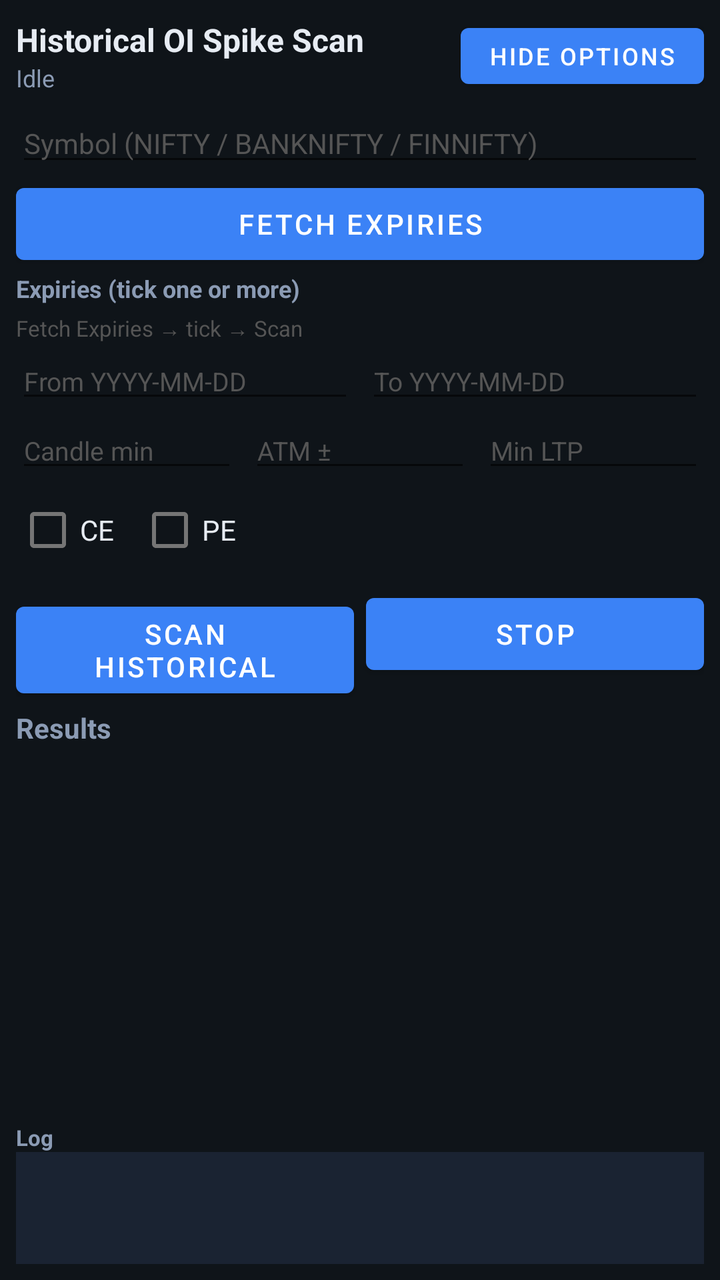
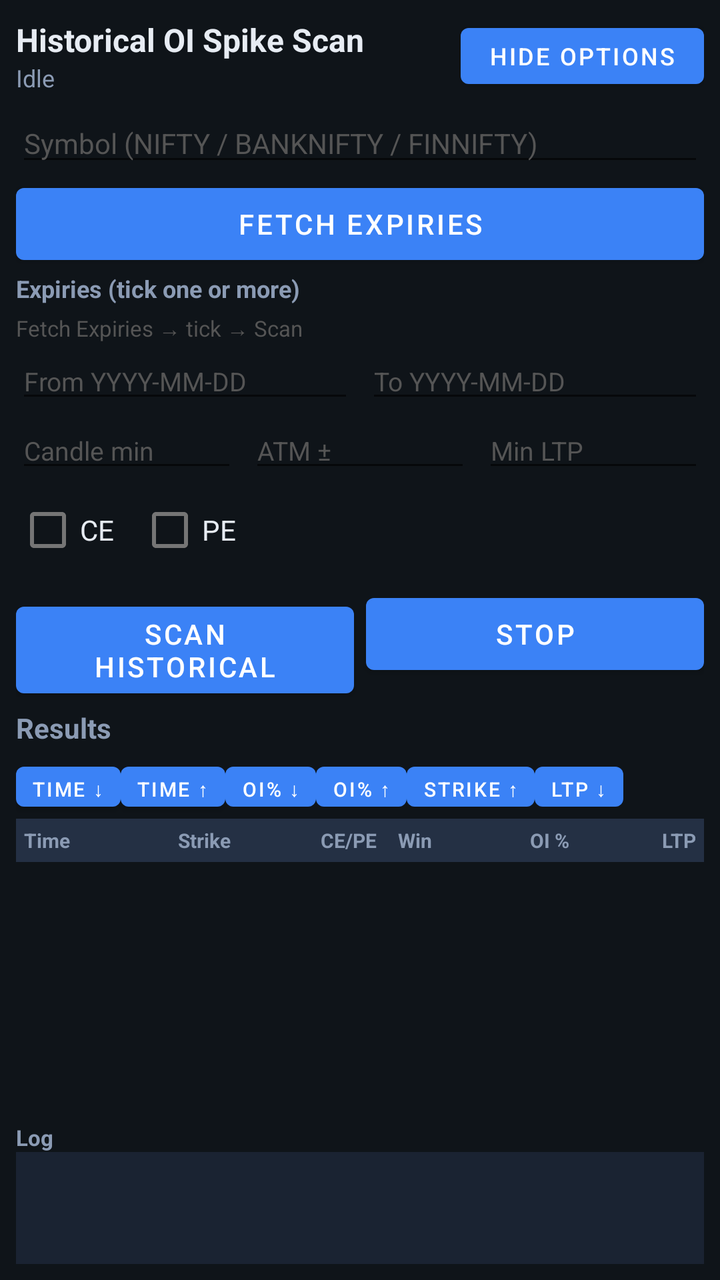

Screens rendered from an Android XML layout before and after an edit, with the pre-edit source and the edit as a unified diff.
<!-- AndroidManifest.xml: application theme Theme.OISpikeDetector -->
<!-- res/layout/activity_historical.xml -->
<?xml version="1.0" encoding="utf-8"?>
<LinearLayout xmlns:android="http://schemas.android.com/apk/res/android"
    android:layout_width="match_parent"
    android:layout_height="match_parent"
    android:orientation="vertical"
    android:padding="8dp"
    android:background="#0F1419">

    
    <LinearLayout
        android:layout_width="match_parent"
        android:layout_height="wrap_content"
        android:orientation="horizontal"
        android:gravity="center_vertical">
        <LinearLayout
            android:layout_width="0dp"
            android:layout_height="wrap_content"
            android:layout_weight="1"
            android:orientation="vertical">
            <TextView
                android:layout_width="match_parent"
                android:layout_height="wrap_content"
                android:text="Historical OI Spike Scan"
                android:textColor="#E7ECF3"
                android:textSize="16sp"
                android:textStyle="bold" />
            <TextView
                android:id="@+id/histStatus"
                android:layout_width="match_parent"
                android:layout_height="wrap_content"
                android:text="Idle"
                android:textColor="#8B9BB4"
                android:textSize="12sp" />
        </LinearLayout>
        <Button
            android:id="@+id/btnToggleFilters"
            android:layout_width="wrap_content"
            android:layout_height="40dp"
            android:minWidth="0dp"
            android:paddingLeft="14dp"
            android:paddingRight="14dp"
            android:text="Hide options"
            android:textSize="12sp" />
    </LinearLayout>

    
    <ScrollView
        android:id="@+id/histFiltersPanel"
        android:layout_width="match_parent"
        android:layout_height="wrap_content"
        android:layout_marginTop="4dp"
        android:maxHeight="280dp">
        <LinearLayout
            android:layout_width="match_parent"
            android:layout_height="wrap_content"
            android:orientation="vertical">

            <EditText
                android:id="@+id/histSymbol"
                android:layout_width="match_parent"
                android:layout_height="wrap_content"
                android:hint="Symbol (NIFTY / BANKNIFTY / FINNIFTY)"
                android:textColor="#E7ECF3"
                android:textColorHint="#555"
                android:inputType="textCapCharacters"
                android:textSize="14sp" />

            <Button
                android:id="@+id/btnFetchExpiries"
                android:layout_width="match_parent"
                android:layout_height="wrap_content"
                android:text="Fetch Expiries" />

            <TextView
                android:layout_width="match_parent"
                android:layout_height="wrap_content"
                android:text="Expiries (tick one or more)"
                android:textColor="#8B9BB4"
                android:textStyle="bold"
                android:textSize="12sp" />

            <HorizontalScrollView
                android:layout_width="match_parent"
                android:layout_height="wrap_content">
                <LinearLayout
                    android:id="@+id/histExpiryBox"
                    android:layout_width="wrap_content"
                    android:layout_height="wrap_content"
                    android:orientation="horizontal"
                    android:padding="2dp" />
            </HorizontalScrollView>

            <TextView
                android:id="@+id/histExpiryHint"
                android:layout_width="match_parent"
                android:layout_height="wrap_content"
                android:text="Fetch Expiries → tick → Scan"
                android:textColor="#555"
                android:textSize="11sp" />

            <LinearLayout
                android:layout_width="match_parent"
                android:layout_height="wrap_content"
                android:orientation="horizontal">
                <EditText
                    android:id="@+id/histFrom"
                    android:layout_width="0dp"
                    android:layout_height="wrap_content"
                    android:layout_weight="1"
                    android:hint="From YYYY-MM-DD"
                    android:textColor="#E7ECF3"
                    android:textColorHint="#555"
                    android:textSize="13sp" />
                <EditText
                    android:id="@+id/histTo"
                    android:layout_width="0dp"
                    android:layout_height="wrap_content"
                    android:layout_weight="1"
                    android:layout_marginStart="6dp"
                    android:hint="To YYYY-MM-DD"
                    android:textColor="#E7ECF3"
                    android:textColorHint="#555"
                    android:textSize="13sp" />
            </LinearLayout>

            <LinearLayout
                android:layout_width="match_parent"
                android:layout_height="wrap_content"
                android:orientation="horizontal">
                <EditText
                    android:id="@+id/histInterval"
                    android:layout_width="0dp"
                    android:layout_height="wrap_content"
                    android:layout_weight="1"
                    android:hint="Candle min"
                    android:inputType="number"
                    android:textColor="#E7ECF3"
                    android:textColorHint="#555"
                    android:textSize="13sp" />
                <EditText
                    android:id="@+id/histAtm"
                    android:layout_width="0dp"
                    android:layout_height="wrap_content"
                    android:layout_weight="1"
                    android:layout_marginStart="6dp"
                    android:hint="ATM ±"
                    android:inputType="number"
                    android:textColor="#E7ECF3"
                    android:textColorHint="#555"
                    android:textSize="13sp" />
                <EditText
                    android:id="@+id/histMinLtp"
                    android:layout_width="0dp"
                    android:layout_height="wrap_content"
                    android:layout_weight="1"
                    android:layout_marginStart="6dp"
                    android:hint="Min LTP"
                    android:inputType="numberDecimal"
                    android:textColor="#E7ECF3"
                    android:textColorHint="#555"
                    android:textSize="13sp" />
            </LinearLayout>

            <LinearLayout
                android:layout_width="match_parent"
                android:layout_height="wrap_content"
                android:orientation="horizontal"
                android:gravity="center_vertical">
                <CheckBox
                    android:id="@+id/histCe"
                    android:layout_width="wrap_content"
                    android:layout_height="wrap_content"
                    android:text="CE"
                    android:textColor="#E7ECF3" />
                <CheckBox
                    android:id="@+id/histPe"
                    android:layout_width="wrap_content"
                    android:layout_height="wrap_content"
                    android:layout_marginStart="12dp"
                    android:text="PE"
                    android:textColor="#E7ECF3" />
            </LinearLayout>
        </LinearLayout>
    </ScrollView>

    <LinearLayout
        android:layout_width="match_parent"
        android:layout_height="wrap_content"
        android:orientation="horizontal"
        android:layout_marginTop="4dp">
        <Button
            android:id="@+id/btnHistScan"
            android:layout_width="0dp"
            android:layout_height="wrap_content"
            android:layout_weight="1"
            android:text="Scan Historical" />
        <Button
            android:id="@+id/btnHistStop"
            android:layout_width="0dp"
            android:layout_height="wrap_content"
            android:layout_marginStart="6dp"
            android:layout_weight="1"
            android:text="Stop" />
    </LinearLayout>

    <TextView
        android:layout_width="match_parent"
        android:layout_height="wrap_content"
        android:layout_marginTop="6dp"
        android:text="Results"
        android:textColor="#8B9BB4"
        android:textStyle="bold" />

    
    <androidx.recyclerview.widget.RecyclerView
        android:id="@+id/histList"
        android:layout_width="match_parent"
        android:layout_height="0dp"
        android:layout_weight="1"
        android:layout_marginTop="2dp"
        android:clipToPadding="false" />

    <TextView
        android:id="@+id/histLogLabel"
        android:layout_width="match_parent"
        android:layout_height="wrap_content"
        android:text="Log"
        android:textColor="#8B9BB4"
        android:textStyle="bold"
        android:textSize="11sp" />

    <ScrollView
        android:id="@+id/histLogScroll"
        android:layout_width="match_parent"
        android:layout_height="56dp"
        android:background="#1A2332">
        <TextView
            android:id="@+id/histLog"
            android:layout_width="match_parent"
            android:layout_height="wrap_content"
            android:fontFamily="monospace"
            android:padding="4dp"
            android:textColor="#8B9BB4"
            android:textSize="10sp" />
    </ScrollView>
</LinearLayout>
<!-- resources referenced by this layout -->
<resources>
  <style name="Theme.OISpikeDetector" parent="Theme.MaterialComponents.DayNight.DarkActionBar">
          <item name="colorPrimary">#3B82F6</item>
          <item name="colorPrimaryVariant">#1D4ED8</item>
          <item name="colorOnPrimary">#FFFFFF</item>
          <item name="android:statusBarColor">#0F1419</item>
          <item name="android:windowBackground">#0F1419</item>
      </style>
</resources>

<!-- the commit's change to res/layout/activity_historical.xml (unified diff, before → after) -->
@@ -212,6 +212,54 @@
         android:textStyle="bold" />
 
     
+    <HorizontalScrollView
+        android:layout_width="match_parent"
+        android:layout_height="wrap_content"
+        android:layout_marginTop="4dp"
+        android:scrollbars="none">
+        <LinearLayout
+            android:layout_width="wrap_content"
+            android:layout_height="wrap_content"
+            android:orientation="horizontal">
+            <Button android:id="@+id/btnHistSortTimeDesc" android:layout_width="wrap_content"
+                android:layout_height="32dp" android:textSize="10sp" android:text="Time ↓" android:minWidth="0dp" android:paddingLeft="8dp" android:paddingRight="8dp" />
+            <Button android:id="@+id/btnHistSortTimeAsc" android:layout_width="wrap_content"
+                android:layout_height="32dp" android:textSize="10sp" android:text="Time ↑" android:minWidth="0dp" android:paddingLeft="8dp" android:paddingRight="8dp" />
+            <Button android:id="@+id/btnHistSortOiDesc" android:layout_width="wrap_content"
+                android:layout_height="32dp" android:textSize="10sp" android:text="OI% ↓" android:minWidth="0dp" android:paddingLeft="8dp" android:paddingRight="8dp" />
+            <Button android:id="@+id/btnHistSortOiAsc" android:layout_width="wrap_content"
+                android:layout_height="32dp" android:textSize="10sp" android:text="OI% ↑" android:minWidth="0dp" android:paddingLeft="8dp" android:paddingRight="8dp" />
+            <Button android:id="@+id/btnHistSortStrikeAsc" android:layout_width="wrap_content"
+                android:layout_height="32dp" android:textSize="10sp" android:text="Strike ↑" android:minWidth="0dp" android:paddingLeft="8dp" android:paddingRight="8dp" />
+            <Button android:id="@+id/btnHistSortLtpDesc" android:layout_width="wrap_content"
+                android:layout_height="32dp" android:textSize="10sp" android:text="LTP ↓" android:minWidth="0dp" android:paddingLeft="8dp" android:paddingRight="8dp" />
+        </LinearLayout>
+    </HorizontalScrollView>
+
+    <LinearLayout
+        android:layout_width="match_parent"
+        android:layout_height="wrap_content"
+        android:orientation="horizontal"
+        android:paddingTop="4dp"
+        android:paddingBottom="4dp"
+        android:paddingLeft="4dp"
+        android:paddingRight="4dp"
+        android:background="#243044">
+        <TextView android:layout_width="0dp" android:layout_height="wrap_content" android:layout_weight="1.1"
+            android:text="Time" android:textColor="#8B9BB4" android:textSize="10sp" android:textStyle="bold" />
+        <TextView android:layout_width="0dp" android:layout_height="wrap_content" android:layout_weight="1.0"
+            android:text="Strike" android:textColor="#8B9BB4" android:textSize="10sp" android:textStyle="bold" />
+        <TextView android:layout_width="0dp" android:layout_height="wrap_content" android:layout_weight="0.45"
+            android:text="CE/PE" android:textColor="#8B9BB4" android:textSize="10sp" android:textStyle="bold" android:gravity="center" />
+        <TextView android:layout_width="0dp" android:layout_height="wrap_content" android:layout_weight="0.5"
+            android:text="Win" android:textColor="#8B9BB4" android:textSize="10sp" android:textStyle="bold" android:gravity="center" />
+        <TextView android:layout_width="0dp" android:layout_height="wrap_content" android:layout_weight="0.85"
+            android:text="OI %" android:textColor="#8B9BB4" android:textSize="10sp" android:textStyle="bold" android:gravity="end" />
+        <TextView android:layout_width="0dp" android:layout_height="wrap_content" android:layout_weight="0.9"
+            android:text="LTP" android:textColor="#8B9BB4" android:textSize="10sp" android:textStyle="bold" android:gravity="end" />
+    </LinearLayout>
+
+
     <androidx.recyclerview.widget.RecyclerView
         android:id="@+id/histList"
         android:layout_width="match_parent"
